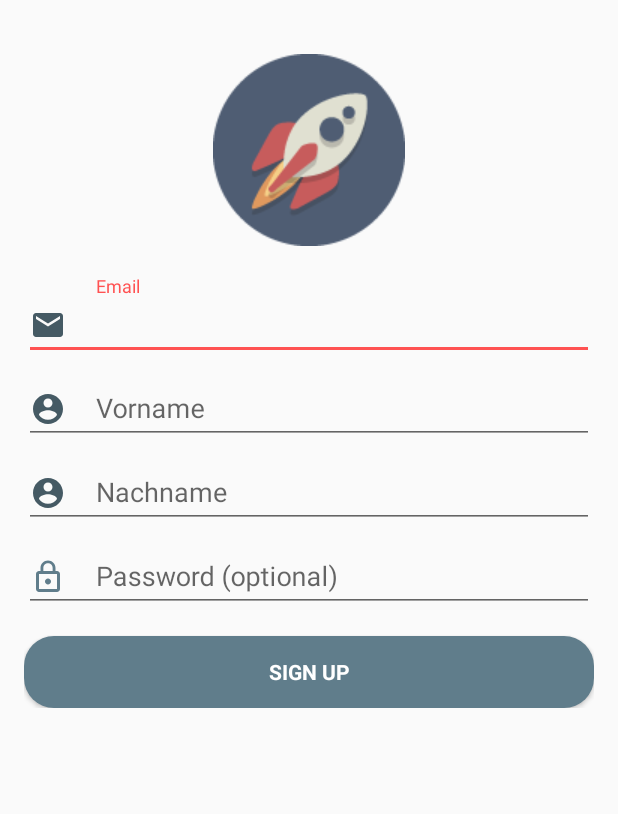
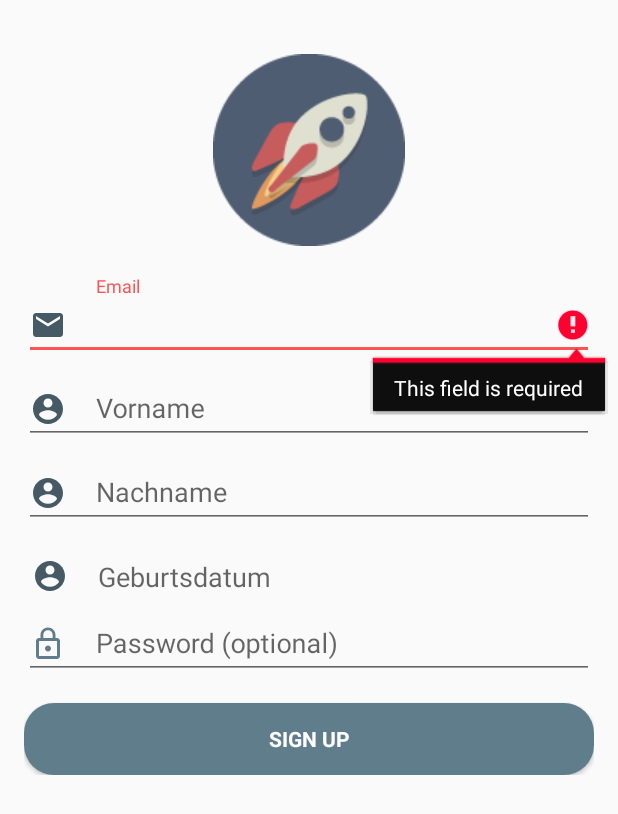
Before and after one commit to Chris6077/Eventify, an Android app: the Registration_Activity screen opened directly, with no data from a screen before it, on a phone screen of 412 x 824 dp. Shown: the top 814 px of the screen. Run offline under Robolectric (Android 15) with nearby library versions, the phone set to English and light mode, and no system bars.

Commit message:
recent updates

```diff
--- a/app/src/main/java/com/example/schueler/eventures/Registration_Activity.java
+++ b/app/src/main/java/com/example/schueler/eventures/Registration_Activity.java
@@ -3,6 +3,7 @@ package com.example.schueler.eventures;
 import android.animation.Animator;
 import android.animation.AnimatorListenerAdapter;
 import android.annotation.TargetApi;
+import android.app.DatePickerDialog;
 import android.content.pm.PackageManager;
 import android.support.annotation.NonNull;
 import android.support.design.widget.Snackbar;
@@ -23,13 +24,14 @@ import android.view.KeyEvent;
 import android.view.View;
 import android.view.View.OnClickListener;
 import android.view.inputmethod.EditorInfo;
-import android.widget.ArrayAdapter;
-import android.widget.AutoCompleteTextView;
+import android.app.DatePickerDialog;
 import android.widget.Button;
+import android.widget.DatePicker;
 import android.widget.EditText;
 import android.widget.TextView;
 
 import java.util.ArrayList;
+import java.util.Calendar;
 import java.util.List;
 
 import static android.Manifest.permission.READ_CONTACTS;
@@ -37,7 +39,7 @@ import static android.Manifest.permission.READ_CONTACTS;
 /**
  * A login screen that offers login via email/password.
  */
-public class Registration_Activity extends AppCompatActivity implements LoaderCallbacks<Cursor> {
+public class Registration_Activity extends AppCompatActivity implements LoaderCallbacks<Cursor>, OnClickListener {
 
 	/**
 	 * Id to identity READ_CONTACTS permission request.
@@ -59,6 +61,10 @@ public class Registration_Activity extends AppCompatActivity implements LoaderCa
 	// UI references.
 	private EditText mEmailView;
 	private EditText mPasswordView;
+	private EditText lastnameView;
+	private EditText firstnameView;
+	private TextView birthdateView;
+	private Button Sign_in_Button;
 	private View mProgressView;
 	private View mLoginFormView;
 
@@ -66,32 +72,11 @@ public class Registration_Activity extends AppCompatActivity implements LoaderCa
 	protected void onCreate(Bundle savedInstanceState) {
 		super.onCreate(savedInstanceState);
 		setContentView(R.layout.activity_registration_);
-		// Set up the login form.
-		mEmailView = (EditText) findViewById(R.id.email);
-		populateAutoComplete();
 
-		mPasswordView = (EditText) findViewById(R.id.password);
-		mPasswordView.setOnEditorActionListener(new TextView.OnEditorActionListener() {
-			@Override
-			public boolean onEditorAction(TextView textView, int id, KeyEvent keyEvent) {
-				if (id == R.id.login || id == EditorInfo.IME_NULL) {
-					attemptLogin();
-					return true;
-				}
-				return false;
-			}
-		});
+		this.setViews();
+		this.registrateeventhandlers();
+		this.attemptLogin();
 
-		Button mEmailSignInButton = (Button) findViewById(R.id.email_sign_in_button);
-		mEmailSignInButton.setOnClickListener(new OnClickListener() {
-			@Override
-			public void onClick(View view) {
-				attemptLogin();
-			}
-		});
-
-		mLoginFormView = findViewById(R.id.login_form);
-		mProgressView = findViewById(R.id.login_progress);
 	}
 
 	private void populateAutoComplete() {
@@ -190,6 +175,17 @@ public class Registration_Activity extends AppCompatActivity implements LoaderCa
 		}
 	}
 
+	private void setViews(){
+		mEmailView = (EditText) findViewById(R.id.email);
+		mPasswordView = (EditText) findViewById(R.id.password);
+		Sign_in_Button = (Button) findViewById(R.id.email_sign_in_button);
+		mLoginFormView = findViewById(R.id.login_form);
+		mProgressView = findViewById(R.id.login_progress);
+		firstnameView = (EditText) findViewById(R.id.firstname);
+		lastnameView = (EditText) findViewById(R.id.lastname);
+		birthdateView = (TextView) findViewById(R.id.birthdate);
+	}
+
 	private boolean isEmailValid(String email) {
 		//TODO: Replace this with your own logic
 		return email.contains("@");
@@ -198,6 +194,48 @@ public class Registration_Activity extends AppCompatActivity implements LoaderCa
 	private boolean isPasswordValid(String password) {
 		//TODO: Replace this with your own logic
 		return password.length() > 4;
+	}
+
+	private void registrateeventhandlers(){
+		mPasswordView.setOnEditorActionListener(new TextView.OnEditorActionListener() {
+			@Override
+			public boolean onEditorAction(TextView textView, int id, KeyEvent keyEvent) {
+				if (id == R.id.login || id == EditorInfo.IME_NULL) {
+					attemptLogin();
+					return true;
+				}
+				return false;
+			}
+		});
+		Sign_in_Button.setOnClickListener(new OnClickListener() {
+			@Override
+			public void onClick(View view) {
+				attemptLogin();
+			}
+		});
+		birthdateView.setOnClickListener(this);
+	}
+
+	private void openPopupBirthdate(){
+		// calender class's instance and get current date , month and year from calender
+		final Calendar c = Calendar.getInstance();
+		int mYear = c.get(Calendar.YEAR); // current year
+		int mMonth = c.get(Calendar.MONTH); // current month
+		int mDay = c.get(Calendar.DAY_OF_MONTH); // current day
+		// date picker dialog
+		DatePickerDialog datePickerDialog = new DatePickerDialog(this,
+				new DatePickerDialog.OnDateSetListener() {
+
+					@Override
+					public void onDateSet(DatePicker view, int year,
+					                      int monthOfYear, int dayOfMonth) {
+						// set day of month , month and year value in the edit text
+						birthdateView.setText(dayOfMonth + "/"
+								+ (monthOfYear + 1) + "/" + year);
+
+					}
+				}, mYear, mMonth, mDay);
+		datePickerDialog.show();
 	}
 
 	/**
@@ -285,6 +323,13 @@ public class Registration_Activity extends AppCompatActivity implements LoaderCa
 		//mEmailView.setAdapter(adapter);
 	}
 
+	@Override
+	public void onClick(View v) {
+		if(v.getId() == this.birthdateView.getId()){
+			this.openPopupBirthdate();
+		}
+	}
+
 
 	private interface ProfileQuery {
 		String[] PROJECTION = {
@@ -300,6 +345,7 @@ public class Registration_Activity extends AppCompatActivity implements LoaderCa
 	 * Represents an asynchronous login/registration task used to authenticate
 	 * the user.
 	 */
+
 	public class UserLoginTask extends AsyncTask<Void, Void, Boolean> {
 
 		private final String mEmail;
@@ -352,4 +398,5 @@ public class Registration_Activity extends AppCompatActivity implements LoaderCa
 			showProgress(false);
 		}
 	}
+
 }
--- a/app/src/main/res/layout/activity_registration_.xml
+++ b/app/src/main/res/layout/activity_registration_.xml
@@ -102,6 +102,25 @@
                 android:layout_width="match_parent"
                 android:layout_height="wrap_content">
 
+                <TextView
+                    android:id="@+id/birthdate"
+                    android:layout_width="match_parent"
+                    android:layout_height="wrap_content"
+                    android:hint="@string/prompt_birthdate"
+                    android:inputType="date"
+                    android:drawableLeft="@drawable/ic_account_circle_black_24dp"
+                    android:drawablePadding="20dp"
+                    android:paddingTop="20dp"
+                    android:paddingLeft="5dp"
+                    android:maxLines="1"
+                    android:textSize="18sp"/>
+
+            </android.support.design.widget.TextInputLayout>
+
+            <android.support.design.widget.TextInputLayout
+                android:layout_width="match_parent"
+                android:layout_height="wrap_content">
+
                 <EditText
                     android:id="@+id/password"
                     android:layout_width="match_parent"
--- a/app/src/main/res/values/strings.xml
+++ b/app/src/main/res/values/strings.xml
@@ -18,6 +18,7 @@
     <string name="prompt_password">Password (optional)</string>
     <string name="prompt_firstname">Vorname</string>
     <string name="prompt_lastname">Nachname</string>
+    <string name="prompt_birthdate">Geburtsdatum</string>
     <string name="action_sign_in">Sign in</string>
     <string name="action_sign_up">Sign up</string>
     <string name="action_sign_in_short">Sign in</string>
```
Also changed, not shown: app/src/main/AndroidManifest.xml (+0 -7 lines), app/src/main/java/com/example/schueler/eventures/Event.java (+2 -9 lines), app/src/main/java/com/example/schueler/eventures/EventListActivity.java (+2 -11 lines), app/src/main/java/com/example/schueler/eventures/MainControllerActivity.java (deleted, +0 -16 lines), app/src/main/java/com/example/schueler/eventures/listener/navmenu_listener.java (renamed from app/src/main/java/com/example/schueler/eventures/pkg_data/classes_test/navmenu_listener.java, +3 -4 lines), app/src/main/res/drawable/ic_date_range_black_24dp.xml (added, +9 -0 lines), app/src/main/res/layout/activity_main_controller.xml (deleted, +0 -10 lines), 11 other files.
